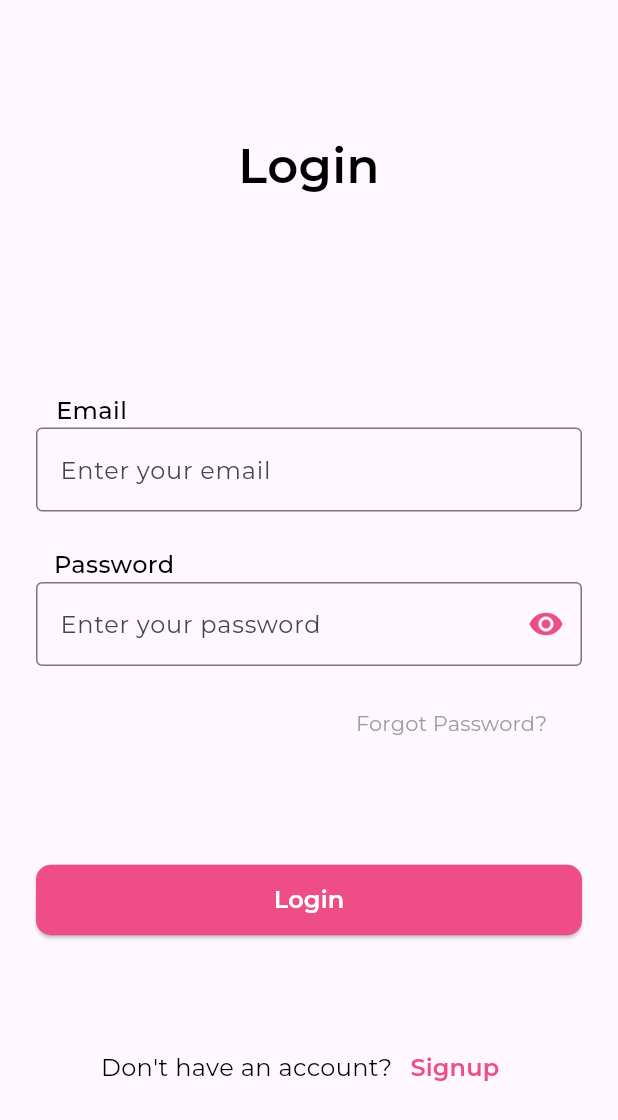
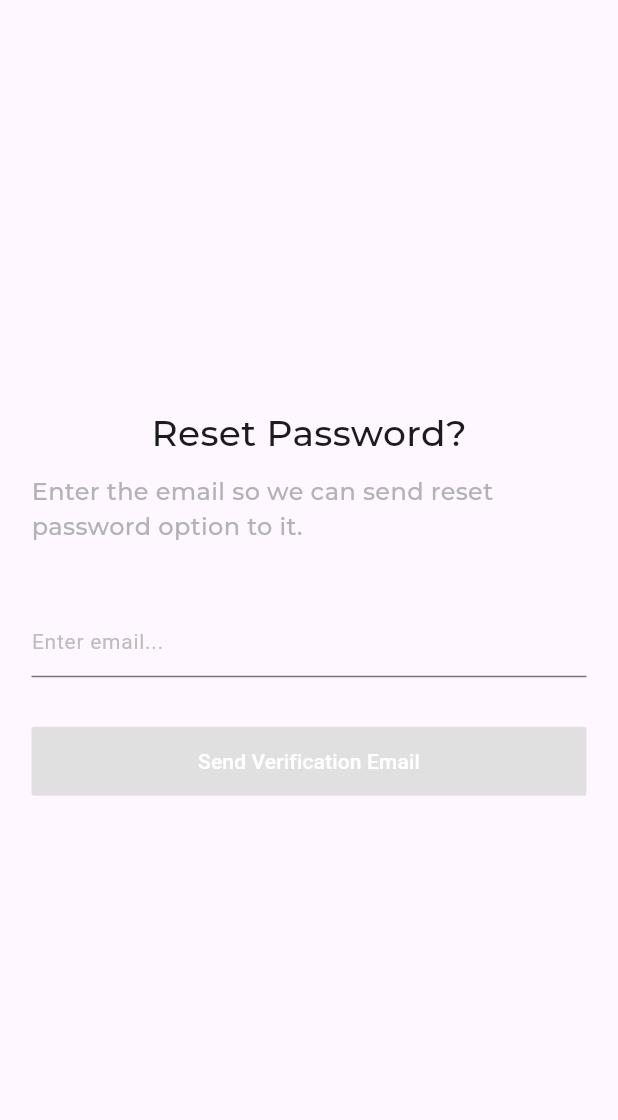
Before and after one commit to vaibhavt-nt/simple_app, a Flutter app: the screen it shows after launch, after a tap on "Forgot Password?", on a phone screen of 412 x 824 dp. Shown: the top 1120 px of the screen. Run offline on Flutter 3.47's test engine with Material 3 defaults, Android fonts, the phone set to English and light mode, and no system bars; our stand-ins replace firebase_auth, firebase_core, flutter_svg, google_fonts, image_picker, introduction_screen and 3 more; accounts and stored records are empty; project files that could hold a hidden picture were left out.

Commit message:
WIP : implemented firebase forgot password screen with firebase

```diff
--- /dev/null
+++ b/lib/Authentication/forgot_password_screen.dart
@@ -0,0 +1,114 @@
+import 'package:flutter/material.dart';
+import 'package:google_fonts/google_fonts.dart';
+import 'package:simple_app/Firebase/firebase_authentication.dart';
+import 'package:simple_app/colors.dart';
+
+class ForgotPasswordScreen extends StatefulWidget {
+  const ForgotPasswordScreen({super.key});
+
+  @override
+  State<ForgotPasswordScreen> createState() => _ForgotPasswordScreenState();
+}
+
+class _ForgotPasswordScreenState extends State<ForgotPasswordScreen> {
+  String email = '';
+
+  bool showLoading = false;
+
+  @override
+  Widget build(BuildContext context) {
+    return Scaffold(
+      body: SizedBox(
+          height: double.infinity,
+          width: double.infinity,
+          child: Center(
+            child: SingleChildScrollView(
+              child: Padding(
+                padding: const EdgeInsets.all(21),
+                child: Column(
+                  mainAxisAlignment: MainAxisAlignment.center,
+                  children: [
+                    Text("Reset Password?",
+                        style: GoogleFonts.montserrat(
+                          textStyle: const TextStyle(
+                              color: CustomColors.lightBlack,
+                              fontSize: 24,
+                              fontWeight: FontWeight.w500),
+                        )),
+                    const SizedBox(
+                      height: 11,
+                    ),
+                    Text(
+                        "Enter the email so we can send reset password option to it.",
+                        style: GoogleFonts.montserrat(
+                          textStyle: const TextStyle(
+                              color: CustomColors.grey,
+                              fontSize: 16,
+                              fontWeight: FontWeight.w500),
+                        )),
+                    const SizedBox(
+                      height: 41,
+                    ),
+                    emailField(),
+                    const SizedBox(
+                      height: 11,
+                    ),
+                    sendVerificationEmailButton(context)
+                  ],
+                ),
+              ),
+            ),
+          )),
+    );
+  }
+
+  Widget emailField() {
+    return TextField(
+      onChanged: (value) {
+        setState(() {
+          email = value;
+        });
+      },
+      cursorColor: CustomColors.pink,
+      decoration: InputDecoration(
+          focusedBorder: const UnderlineInputBorder(
+              borderSide: BorderSide(color: CustomColors.pink)),
+          hintText: 'Enter email...',
+          hintStyle: TextStyle(color: Colors.grey.shade400, fontSize: 14)),
+    );
+  }
+
+  Widget sendVerificationEmailButton(context) {
+    return Padding(
+      padding: const EdgeInsets.only(top: 21, bottom: 21),
+      child: MaterialButton(
+          onPressed: email.isEmpty
+              ? null
+              : () async {
+                  showLoading = true;
+                  FirebaseAuthentication()
+                      .sendVerificationEmail(email)
+                      .then((value) {
+                    ScaffoldMessenger.of(context).showSnackBar(const SnackBar(
+                      content: Text('Email sent'),
+                      backgroundColor: CustomColors.pink,
+                    ));
+                  });
+                },
+          padding: const EdgeInsets.symmetric(vertical: 13),
+          minWidth: double.infinity,
+          color: CustomColors.pink,
+          disabledColor: Colors.grey.shade300,
+          textColor: Colors.white,
+          child: showLoading
+              ? const SizedBox(
+                  height: 20,
+                  width: 20,
+                  child: CircularProgressIndicator(
+                    color: Colors.white,
+                  ),
+                )
+              : const Text('Send Verification Email')),
+    );
+  }
+}
--- a/lib/Authentication/login_screen.dart
+++ b/lib/Authentication/login_screen.dart
@@ -2,6 +2,7 @@ import 'package:firebase_auth/firebase_auth.dart';
 import 'package:flutter/material.dart';
 import 'package:google_fonts/google_fonts.dart';
 import 'package:provider/provider.dart';
+import 'package:simple_app/Authentication/forgot_password_screen.dart';
 import 'package:simple_app/Navigation/navigation_screen.dart';
 import 'package:simple_app/Provider/provider.dart';
 import 'package:simple_app/SQLite/sqlite.dart';
@@ -173,7 +174,9 @@ class _LoginPageState extends State<LoginPage> {
               Padding(
                 padding: const EdgeInsets.only(left: 190),
                 child: TextButton(
-                  onPressed: () {},
+                  onPressed: () {
+                    Navigator.push(context, MaterialPageRoute(builder: (context) => const ForgotPasswordScreen(),));
+                  },
                   child: Text("Forgot Password?",
                       style: GoogleFonts.montserrat(
                         textStyle: const TextStyle(
--- a/lib/Authentication/sign_up_screen.dart
+++ b/lib/Authentication/sign_up_screen.dart
@@ -332,7 +332,7 @@ class _SignUpScreenState extends State<SignUpScreen> {
                             );
                           },
                         );
-                        User? user = await FireAuth.registerUsingEmailPassword(
+                        User? user = await FirebaseAuthentication.registerUsingEmailPassword(
                             name: usernameController.text,
                             email: emailController.text,
                             password: passwordController.text,
--- /dev/null
+++ b/lib/Firebase/firebase_authentication.dart
@@ -0,0 +1,93 @@
+import 'package:firebase_auth/firebase_auth.dart';
+import 'package:flutter/foundation.dart';
+
+class FirebaseAuthentication {
+  // For registering a new user
+  static Future<User?> registerUsingEmailPassword({
+    required String name,
+    required String email,
+    required String photo,
+    required String password,
+  }) async {
+    FirebaseAuth auth = FirebaseAuth.instance;
+    User? user;
+
+    try {
+      UserCredential userCredential = await auth.createUserWithEmailAndPassword(
+        email: email,
+        password: password,
+      );
+
+      user = userCredential.user;
+      await user!.updateDisplayName(name);
+      await user.updatePhotoURL(photo);
+      await user.reload();
+      user = auth.currentUser;
+    } on FirebaseAuthException catch (e) {
+      if (e.code == 'weak-password') {
+        if (kDebugMode) {
+          print('The password provided is too weak.');
+        }
+      } else if (e.code == 'email-already-in-use') {
+        if (kDebugMode) {
+          print('The account already exists for that email.');
+        }
+      }
+    } catch (e) {
+      if (kDebugMode) {
+        print(e);
+      }
+    }
+
+    return user;
+  }
+
+  // For signing in an user (have already registered)
+  static Future<User?> signInUsingEmailPassword({
+    required String email,
+    required String password,
+  }) async {
+    FirebaseAuth auth = FirebaseAuth.instance;
+    User? user;
+
+    try {
+      UserCredential userCredential = await auth.signInWithEmailAndPassword(
+        email: email,
+        password: password,
+      );
+      user = userCredential.user;
+    } on FirebaseAuthException catch (e) {
+      if (e.code == 'user-not-found') {
+        if (kDebugMode) {
+          print('No user found for that email.');
+        }
+      } else if (e.code == 'wrong-password') {
+        if (kDebugMode) {
+          print('Wrong password provided.');
+        }
+      }
+    }
+
+    return user;
+  }
+
+  static Future<User?> refreshUser(User user) async {
+    FirebaseAuth auth = FirebaseAuth.instance;
+
+    await user.reload();
+    User? refreshedUser = auth.currentUser;
+
+    return refreshedUser;
+  }
+
+  Future<void> sendVerificationEmail(emailAddress) async {
+    FirebaseAuth auth = FirebaseAuth.instance;
+    try {
+      await auth.sendPasswordResetEmail(email: emailAddress);
+    } catch (e) {
+      if (kDebugMode) {
+        print(e);
+      }
+    }
+  }
+}
```
Also changed, not shown: lib/Firebase/firebase_options.dart (added), 9 other files.
